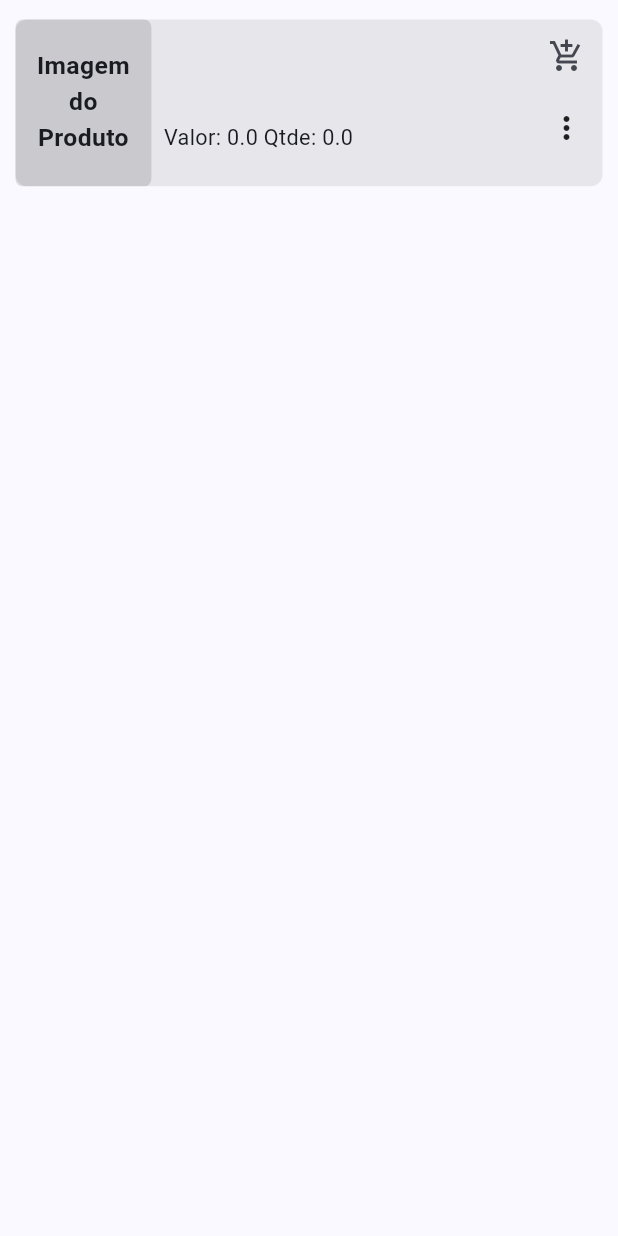
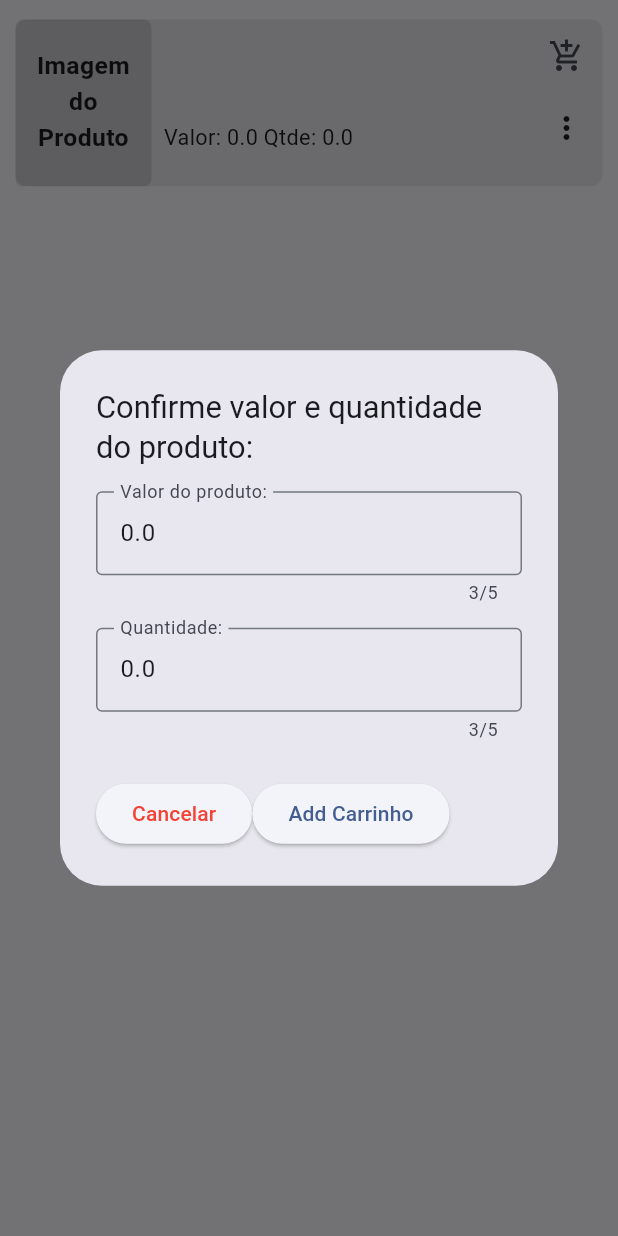
Before and after one commit to Gabriel-Louzada/AppList, a Flutter app: the Produto widget shown alone on an empty page, opened directly with empty values, after a tap on the "add shopping cart" icon, on a phone screen of 412 x 824 dp. Run offline on Flutter 3.47's test engine with Material 3 defaults, Android fonts, the phone set to English and light mode, and no system bars; our stand-ins replace sqflite; accounts and stored records are empty.

Commit message:
Ajustes em logicas e showdialogs

```diff
--- a/listfy/lib/components/produto.dart
+++ b/listfy/lib/components/produto.dart
@@ -99,9 +99,7 @@ class _ProdutoState extends State<Produto> {
                               valor: widget.produto.valor,
                               quantidade: widget.produto.quantidade,
                             );
-                            await Provider.of<ProdutoProvider>(context,
-                                    listen: false)
-                                .pegarProduto(produto);
+                            meuDialog(context, produto);
                           },
                           icon: const Icon(Icons.add_shopping_cart),
                         ),
@@ -151,4 +149,115 @@ class _ProdutoState extends State<Produto> {
       ],
     );
   }
+
+  bool validar(String? valor) {
+    if (valor != null && valor.isEmpty) {
+      return true;
+    } else {
+      return false;
+    }
+  }
+
+  void meuDialog(BuildContext context, ProdutoModel produto) {
+    final mediaQuery = MediaQuery.of(context);
+    final size = mediaQuery.size;
+
+    final formKey = GlobalKey<FormState>();
+    TextEditingController valorController =
+        TextEditingController(text: produto.valor.toString());
+    TextEditingController quantidadeController =
+        TextEditingController(text: produto.quantidade.toString());
+
+    showDialog(
+      context: context,
+      builder: (BuildContext context) {
+        return AlertDialog(
+          title: Text(
+            "Confirme valor e quantidade do produto: ${produto.nome}",
+            style: TextStyle(
+              fontSize: size.width * 0.05,
+            ),
+          ),
+          content: Form(
+            key: formKey,
+            child: Column(
+              mainAxisSize: MainAxisSize.min,
+              children: [
+                TextFormField(
+                  keyboardType: TextInputType.number,
+                  maxLength: 5,
+                  controller: valorController,
+                  validator: (String? value) {
+                    if (validar(value)) {
+                      return "Insira o valor do produto";
+                    } else {
+                      return null;
+                    }
+                  },
+                  decoration: const InputDecoration(
+                      label: Text("Valor do produto:"),
+                      border: OutlineInputBorder()),
+                ),
+                const SizedBox(
+                  height: 15,
+                ),
+                TextFormField(
+                  keyboardType: TextInputType.number,
+                  maxLength: 5,
+                  controller: quantidadeController,
+                  validator: (String? value) {
+                    if (validar(value)) {
+                      return "Insira a quantidade desejada";
+                    } else {
+                      return null;
+                    }
+                  },
+                  decoration: const InputDecoration(
+                      label: Text("Quantidade:"), border: OutlineInputBorder()),
+                ),
+              ],
+            ),
+          ),
+          actions: <Widget>[
+            Row(
+              children: [
+                //CANCELAR
+                ElevatedButton(
+                    onPressed: () {
+                      Navigator.pop(context);
+                    },
+                    child: const Text("Cancelar",
+                        style: TextStyle(color: Colors.red))),
+                //ADICIONAR O CARRINHO
+                ElevatedButton(
+                  onPressed: () async {
+                    //CRIO O PRODUTO
+                    final id = produto.id;
+                    final nome = produto.nome;
+                    final valor = valorController.text.trim();
+                    final quantidade = quantidadeController.text.trim();
+                    final ProdutoModel produtoAlterado = ProdutoModel(
+                      id: id,
+                      nome: nome,
+                      valor: double.parse(valor),
+                      quantidade: double.parse(quantidade),
+                    );
+                    //ALTERO O PRODUTO
+                    await Provider.of<ProdutoProvider>(context, listen: false)
+                        .alterarProduto(produtoAlterado);
+                    // ADICIONO O PRODUTO AO CARRINHO COM OS VALORES E QUANTIDADES CORRETAS
+                    await Provider.of<ProdutoProvider>(context, listen: false)
+                        .pegarProduto(produto);
+                    //FECHAR A TELA
+                    Navigator.pop(context);
+                  },
+                  child: const Text("Add Carrinho"),
+                ),
+              ],
+            )
+          ],
+        );
+      },
+    );
+  }
 }
--- a/listfy/lib/data/provider.dart
+++ b/listfy/lib/data/provider.dart
@@ -61,7 +61,7 @@ class ProdutoProvider extends ChangeNotifier {
 
   double somarQuantidade() {
     double quantidadeTotal = 0;
-    for (var produto in produtos) {
+    for (var produto in produtosPegos) {
       quantidadeTotal += produto.quantidade;
     }
     return quantidadeTotal;
@@ -69,7 +69,7 @@ class ProdutoProvider extends ChangeNotifier {
 
   double somarValores() {
     double valorTotal = 0;
-    for (var produto in _produtos) {
+    for (var produto in produtosPegos) {
       valorTotal += (produto.valor * produto.quantidade);
     }
     return valorTotal;
```
Also changed, not shown: listfy/lib/components/drawer.dart (+26 -3 lines).
